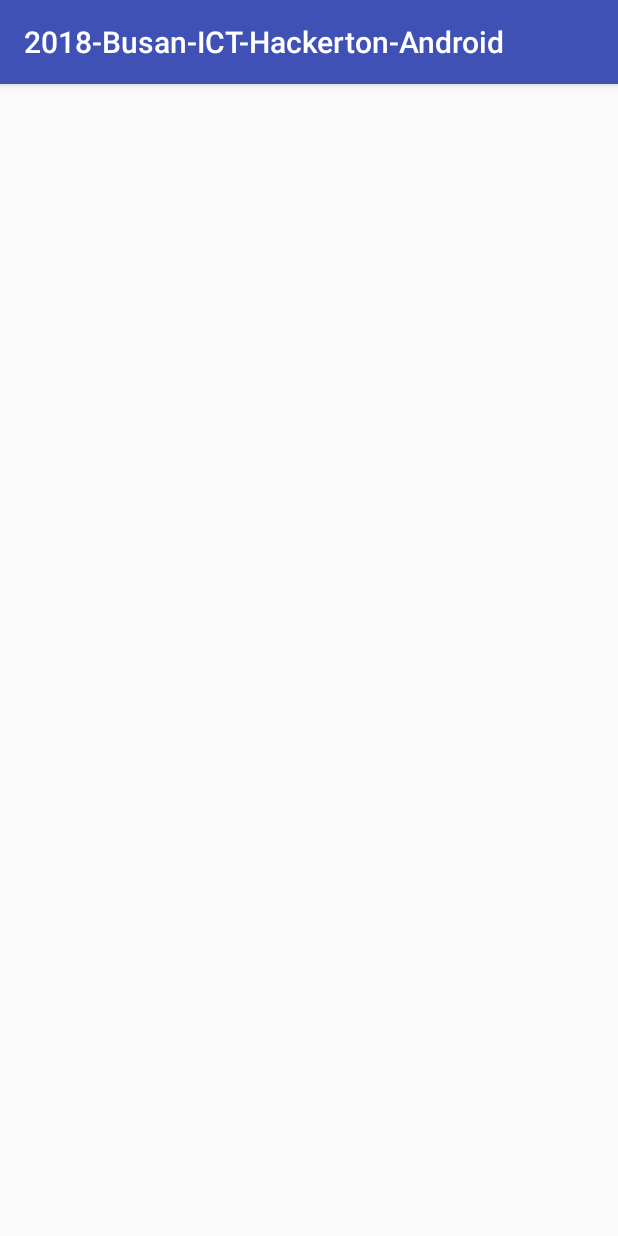
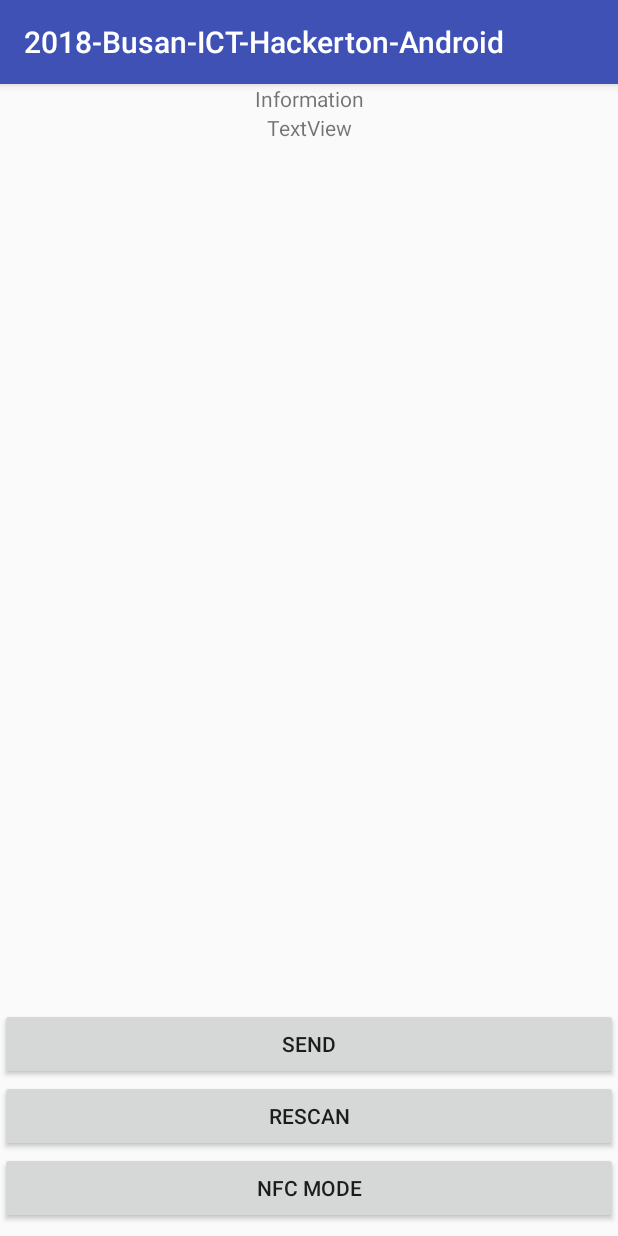
Before and after one commit to Joiple/2018-Busan-ICT-Hackathon, an Android app: the screen it shows after launch (Initial before the commit, QrReader after it), on a phone screen of 412 x 824 dp. Run offline under Robolectric (Android 15) with nearby library versions, the phone set to English and light mode, and no system bars; libraries missing offline, so code that uses them is left out: com.google.zxing.integration; 3 statements that could not run were skipped.

Commit message:
QR code reading Activity generated

```diff
--- a/Client/Android/app/build.gradle
+++ b/Client/Android/app/build.gradle
@@ -24,4 +24,6 @@ dependencies {
     testImplementation 'junit:junit:4.12'
     androidTestImplementation 'com.android.support.test:runner:1.0.2'
     androidTestImplementation 'com.android.support.test.espresso:espresso-core:3.0.2'
+    implementation 'com.journeyapps:zxing-android-embedded:3.6.0'
+    implementation 'com.android.support.constraint:constraint-layout:1.1.2'
 }
--- a/Client/Android/app/src/main/AndroidManifest.xml
+++ b/Client/Android/app/src/main/AndroidManifest.xml
@@ -8,7 +8,7 @@
         android:roundIcon="@mipmap/ic_launcher_round"
         android:supportsRtl="true"
         android:theme="@style/AppTheme" >
-        <activity android:name=".Initial">
+        <activity android:name=".QrReader">
             <intent-filter>
                 <action android:name="android.intent.action.MAIN"/>
                 <category android:name="android.intent.category.LAUNCHER"/>
--- /dev/null
+++ b/Client/Android/app/src/main/java/com/slack/joiple/a2018_busan_ict_hackerton_android/QrReader.java
@@ -0,0 +1,85 @@
+package com.slack.joiple.a2018_busan_ict_hackerton_android;
+
+
+import android.content.Intent;
+import android.support.v7.app.AppCompatActivity;
+import android.os.Bundle;
+import android.view.View;
+import android.widget.Button;
+import android.widget.TextView;
+import android.widget.Toast;
+
+import com.google.zxing.integration.android.IntentIntegrator;
+import com.google.zxing.integration.android.IntentResult;
+
+public class QrReader extends AppCompatActivity {
+    //view Objects
+    private Button rescanBtn,sendBtn, nfcBtn;
+    private TextView infoText;
+    private String value;
+    //qr code scanner object
+    private IntentIntegrator qrScan;
+
+    @Override
+    protected void onCreate(Bundle savedInstanceState) {
+        super.onCreate(savedInstanceState);
+        setContentView(R.layout.activity_qr_reader);
+        rescanBtn=findViewById(R.id.rescanBtn);
+        sendBtn=findViewById(R.id.sendBtn);
+        nfcBtn =findViewById(R.id.nfcModeBtn);
+        infoText=findViewById(R.id.infoView);
+        //intializing scan object
+        qrScan = new IntentIntegrator(this);
+        //button onClick
+        //scan option
+        sendBtn.setOnClickListener(new View.OnClickListener(){
+            @Override
+            public void onClick(View view) {
+                //TODO send to server
+            }
+        });
+        nfcBtn.setOnClickListener(new View.OnClickListener() {
+            @Override
+            public void onClick(View view) {
+                //TODO switch to NFC activity
+            }
+        });
+        rescanBtn.setOnClickListener(new View.OnClickListener() {
+            public void onClick(View v) {
+                //qrScan.setOrientationLocked(false);
+                qrScan.initiateScan();
+            }
+        });
+        qrScan.setPrompt(getString(R.string.scanning));
+        qrScan.initiateScan();
+    }
+
+    //Getting the scan results
+    @Override
+    protected void onActivityResult(int requestCode, int resultCode, Intent data){
+        IntentResult result = IntentIntegrator.parseActivityResult(requestCode, resultCode, data);
+        if (result != null) {
+            //qrcode 가 없으면
+            if (result.getContents() == null) {
+                Toast.makeText(QrReader.this, "취소!", Toast.LENGTH_SHORT).show();
+            } else {
+                //qrcode 결과가 있으면
+                Toast.makeText(QrReader.this, "스캔완료!", Toast.LENGTH_SHORT).show();
+                infoText.setText(result.getContents());
+                /*
+                try {
+                    //data를 json으로 변환
+                    JSONObject obj = new JSONObject(result.getContents());
+                    obj.get("value");
+                } catch (JSONException e) {
+                    e.printStackTrace();
+                    //Toast.makeText(QrReader.this, result.getContents(), Toast.LENGTH_LONG).show();
+                }
+                */
+            }
+
+        } else {
+            super.onActivityResult(requestCode, resultCode, data);
+        }
+    }
+}
--- /dev/null
+++ b/Client/Android/app/src/main/res/layout/activity_qr_reader.xml
@@ -0,0 +1,70 @@
+<?xml version="1.0" encoding="utf-8"?>
+<android.support.constraint.ConstraintLayout xmlns:android="http://schemas.android.com/apk/res/android"
+    xmlns:app="http://schemas.android.com/apk/res-auto"
+    xmlns:tools="http://schemas.android.com/tools"
+    android:layout_width="match_parent"
+    android:layout_height="match_parent">
+
+    <LinearLayout
+        android:id="@+id/linearLayout"
+        android:layout_width="0dp"
+        android:layout_height="0dp"
+        android:layout_centerVertical="true"
+        android:layout_marginBottom="8dp"
+        android:orientation="vertical"
+        app:layout_constraintBottom_toBottomOf="parent"
+        app:layout_constraintEnd_toEndOf="parent"
+        app:layout_constraintStart_toStartOf="parent"
+        app:layout_constraintTop_toTopOf="parent">
+
+        <android.support.constraint.ConstraintLayout
+            android:layout_width="match_parent"
+            android:layout_height="wrap_content"
+            android:layout_weight="1">
+
+            <TextView
+                android:id="@+id/infoTooltip"
+                android:layout_width="match_parent"
+                android:layout_height="wrap_content"
+                android:layout_weight="1"
+                android:text="@string/info"
+                android:textAlignment="center"
+                app:layout_constraintTop_toTopOf="parent" />
+
+            <TextView
+                android:id="@+id/infoView"
+                android:layout_width="match_parent"
+                android:layout_height="0dp"
+                android:layout_weight="3"
+                android:text="TextView"
+                android:textAlignment="center"
+                app:layout_constraintBottom_toBottomOf="parent"
+                app:layout_constraintEnd_toEndOf="parent"
+                app:layout_constraintStart_toStartOf="parent"
+                app:layout_constraintTop_toBottomOf="@+id/infoTooltip" />
+        </android.support.constraint.ConstraintLayout>
+
+        <Button
+            android:id="@+id/sendBtn"
+            android:layout_width="match_parent"
+            android:layout_height="wrap_content"
+            android:layout_weight="0"
+            android:text="@string/send" />
+
+        <Button
+            android:id="@+id/rescanBtn"
+            android:layout_width="match_parent"
+            android:layout_height="wrap_content"
+            android:layout_weight="0"
+            android:text="@string/rescan" />
+
+        <Button
+            android:id="@+id/nfcModeBtn"
+            android:layout_width="match_parent"
+            android:layout_height="wrap_content"
+            android:layout_weight="0"
+            android:text="@string/nfcMode" />
+
+    </LinearLayout>
+
+</android.support.constraint.ConstraintLayout>
--- a/Client/Android/app/src/main/res/values/strings.xml
+++ b/Client/Android/app/src/main/res/values/strings.xml
@@ -1,3 +1,8 @@
 <resources>
     <string name="app_name">2018-Busan-ICT-Hackerton-Android</string>
+    <string name="rescan">Rescan</string>
+    <string name="nfcMode">NFC Mode</string>
+    <string name="send">Send</string>
+    <string name="info">Information</string>
+    <string name="scanning">point at QR code</string>
 </resources>
--- a/Client/Android/build.gradle
+++ b/Client/Android/build.gradle
@@ -12,6 +12,7 @@ buildscript {
 
         // NOTE: Do not place your application dependencies here; they belong
         // in the individual module build.gradle files
+
     }
 }
 
```
